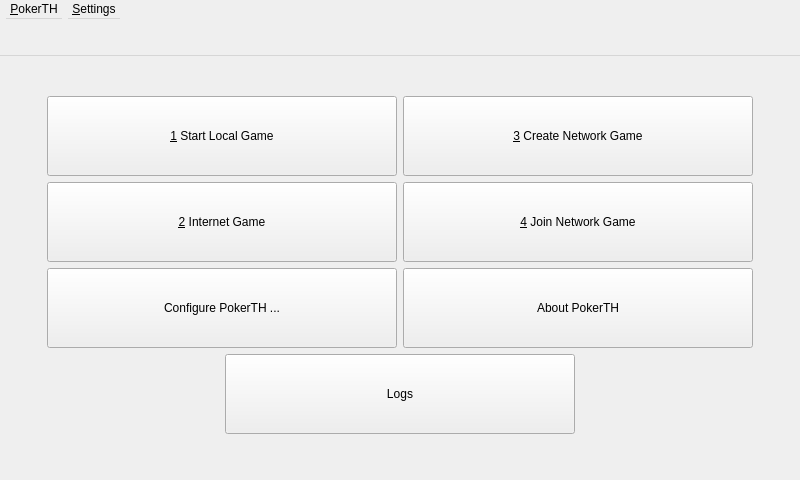
The window that src/gui/qt/gui_800x480/startwindow_800x480.ui (pokerth/pokerth) describes before a commit, drawn with Qt 5.
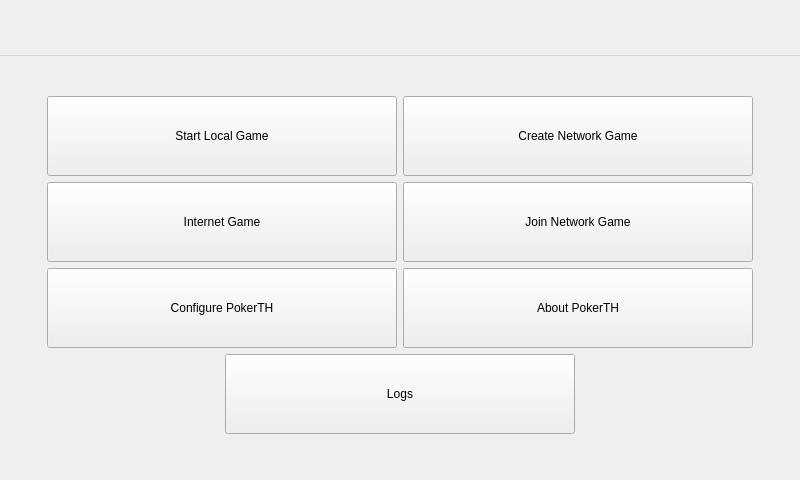
The same window after the commit. Icons and pictures are not drawn.

```diff
--- a/src/gui/qt/gui_800x480/startwindow_800x480.ui
+++ b/src/gui/qt/gui_800x480/startwindow_800x480.ui
@@ -79,7 +79,7 @@
          <enum>Qt::NoFocus</enum>
         </property>
         <property name="text">
-         <string>&amp;3 Create Network Game</string>
+         <string>Create Network Game</string>
         </property>
         <property name="icon">
          <iconset resource="../resources/pokerth.qrc">
@@ -105,7 +105,7 @@
          <enum>Qt::NoFocus</enum>
         </property>
         <property name="text">
-         <string>&amp;4 Join Network Game</string>
+         <string>Join Network Game</string>
         </property>
         <property name="icon">
          <iconset resource="../resources/pokerth.qrc">
@@ -151,7 +151,7 @@
          <enum>Qt::NoFocus</enum>
         </property>
         <property name="text">
-         <string>&amp;1 Start Local Game</string>
+         <string>Start Local Game</string>
         </property>
         <property name="icon">
          <iconset resource="../resources/pokerth.qrc">
@@ -183,7 +183,7 @@
          <enum>Qt::NoFocus</enum>
         </property>
         <property name="text">
-         <string>Configure PokerTH ...</string>
+         <string>Configure PokerTH</string>
         </property>
         <property name="icon">
          <iconset resource="../resources/pokerth.qrc">
@@ -224,7 +224,7 @@
          <enum>Qt::NoFocus</enum>
         </property>
         <property name="text">
-         <string>&amp;2 Internet Game</string>
+         <string>Internet Game</string>
         </property>
         <property name="icon">
          <iconset resource="../resources/pokerth.qrc">
@@ -374,21 +374,6 @@
      <height>56</height>
     </size>
    </property>
-   <widget class="QMenu" name="menuPokerTH">
-    <property name="title">
-     <string>&amp;PokerTH</string>
-    </property>
-    <addaction name="actionAbout_PokerTH"/>
-    <addaction name="actionLogs"/>
-   </widget>
-   <widget class="QMenu" name="menuSettings">
-    <property name="title">
-     <string>&amp;Settings</string>
-    </property>
-    <addaction name="actionConfigure_PokerTH"/>
-   </widget>
-   <addaction name="menuPokerTH"/>
-   <addaction name="menuSettings"/>
   </widget>
   <action name="actionStart_Local_Game">
    <property name="icon">
```
Left out of the diff: 3 changed lines with no effect on the pictures.
